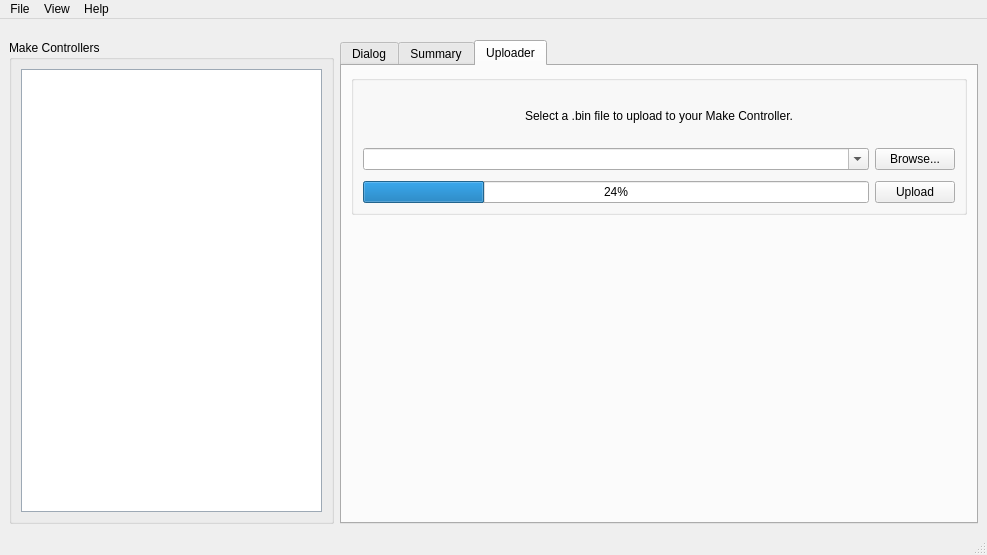
Before: the Qt Designer form mchelper/trunk/layouts/mchelper.ui in makingthings/makecontroller, drawn with Qt 5.
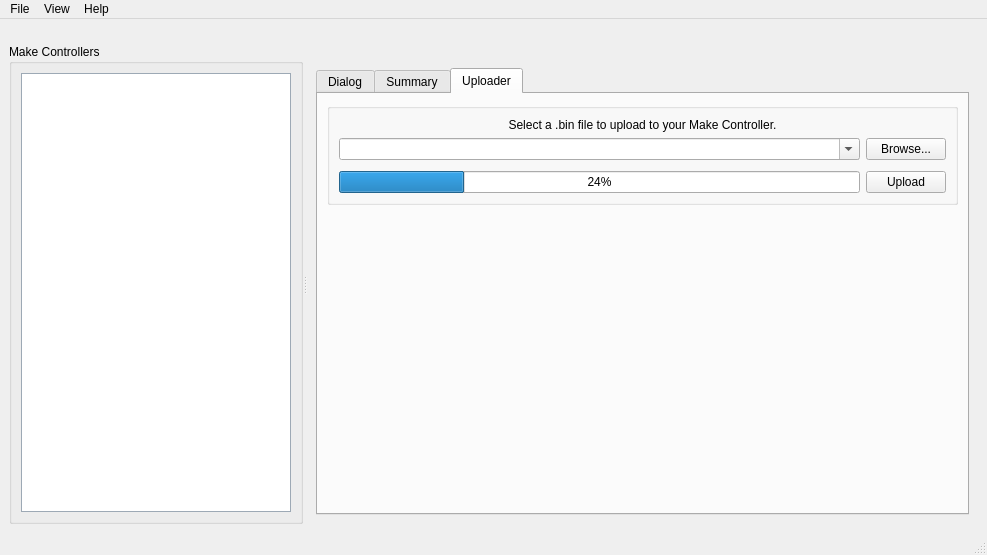
After: the same form once the commit is applied. The open tabs and pages were chosen to show the change.

Commit message: - added splitter in the main layout for more flexible resizing.

What changed in the file:
```diff
--- a/mchelper/trunk/layouts/mchelper.ui
+++ b/mchelper/trunk/layouts/mchelper.ui
@@ -33,15 +33,17 @@
       </property>
       <property name="sizeHint" >
        <size>
-        <width>725</width>
-        <height>12</height>
+        <width>20</width>
+        <height>16</height>
        </size>
       </property>
      </spacer>
     </item>
     <item>
-     <layout class="QHBoxLayout" >
-      <item>
+     <widget class="QSplitter" name="splitter" >
+      <property name="orientation" >
+       <enum>Qt::Horizontal</enum>
+      </property>
        <widget class="QGroupBox" name="groupBoxDevices" >
         <property name="sizePolicy" >
          <sizepolicy vsizetype="Expanding" hsizetype="Expanding" >
@@ -49,18 +51,6 @@
           <verstretch>0</verstretch>
          </sizepolicy>
         </property>
-        <property name="minimumSize" >
-         <size>
-          <width>160</width>
-          <height>0</height>
-         </size>
-        </property>
-        <property name="maximumSize" >
-         <size>
-          <width>325</width>
-          <height>16777215</height>
-         </size>
-        </property>
         <property name="title" >
          <string>Make Controllers</string>
         </property>
@@ -570,6 +560,23 @@
          </item>
         </layout>
        </widget>
+      <widget class="QWidget" name="layoutWidget" >
+       <layout class="QVBoxLayout" >
+        <item>
+         <spacer>
+          <property name="orientation" >
+           <enum>Qt::Vertical</enum>
+          </property>
+          <property name="sizeType" >
+           <enum>QSizePolicy::Fixed</enum>
+          </property>
+          <property name="sizeHint" >
+           <size>
+            <width>20</width>
+            <height>15</height>
+           </size>
+          </property>
+         </spacer>
       </item>
       <item>
        <widget class="QTabWidget" name="tabWidget" >
@@ -761,8 +768,8 @@
               </property>
               <property name="sizeHint" >
                <size>
-                <width>129</width>
-                <height>20</height>
+                  <width>20</width>
+                  <height>40</height>
                </size>
               </property>
              </spacer>
@@ -907,8 +914,8 @@
               </property>
               <property name="sizeHint" >
                <size>
-                <width>241</width>
-                <height>20</height>
+                  <width>20</width>
+                  <height>40</height>
                </size>
               </property>
              </spacer>
@@ -964,18 +971,6 @@
          <layout class="QVBoxLayout" >
           <item>
            <widget class="QGroupBox" name="uploaderGroupBox" >
-            <property name="minimumSize" >
-             <size>
-              <width>380</width>
-              <height>140</height>
-             </size>
-            </property>
-            <property name="maximumSize" >
-             <size>
-              <width>16777215</width>
-              <height>140</height>
-             </size>
-            </property>
             <property name="title" >
              <string/>
             </property>
@@ -1077,6 +1072,8 @@
        </widget>
       </item>
      </layout>
+      </widget>
+     </widget>
     </item>
    </layout>
   </widget>
```
Lines whose indentation alone changed are shown as unchanged. The commit also changes 1 other file.
